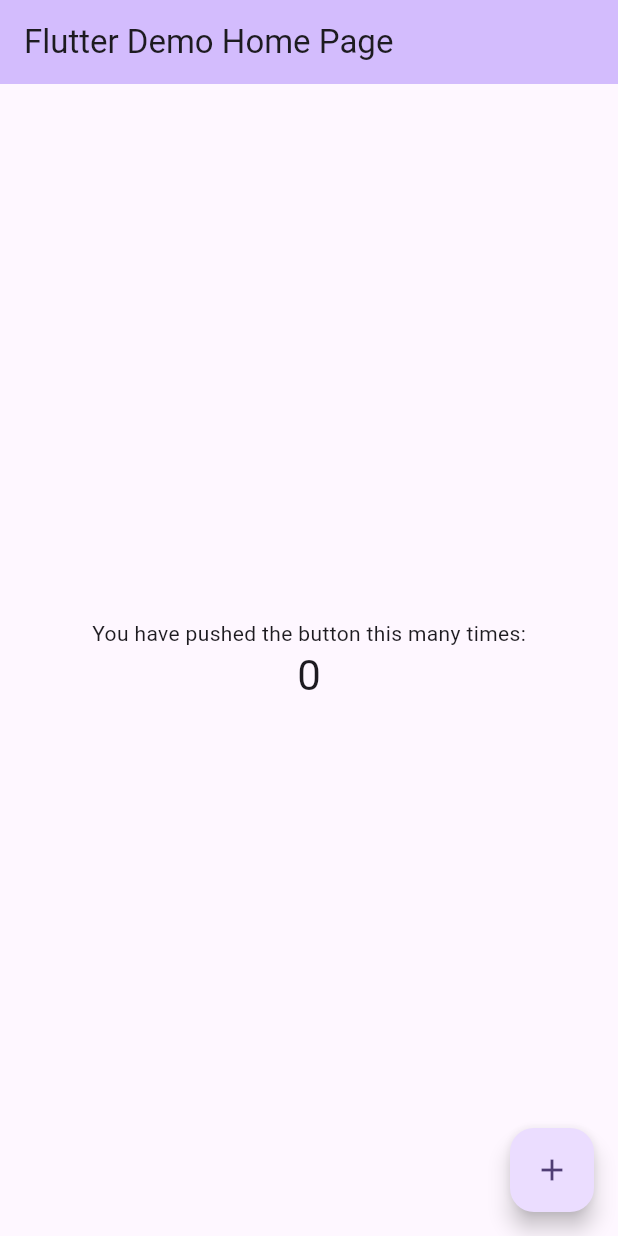
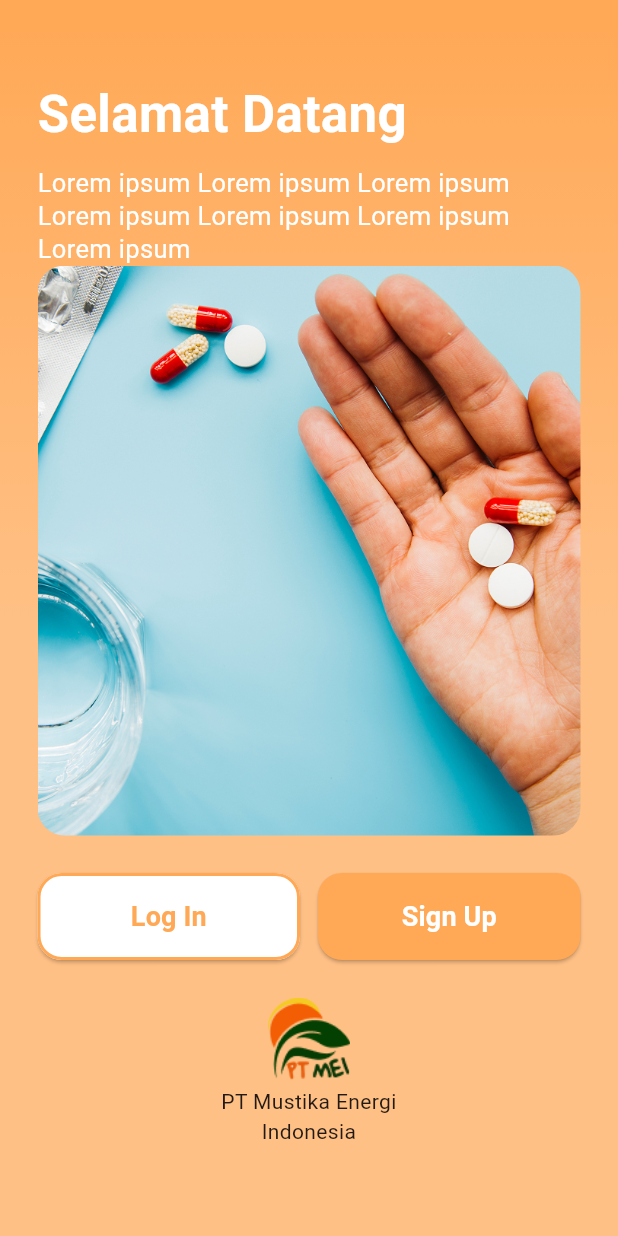
Before and after one commit to dailam008/Project_Perangkat_Lunak, a Flutter app: the screen it shows after launch, on a phone screen of 412 x 824 dp. Run offline on Flutter 3.47's test engine with Material 3 defaults, Android fonts, the phone set to English and light mode, and no system bars; Roboto replaces fonts that are missing (Arial).

Commit message:
Initial commit - Flutter login app

```diff
--- a/lib/main.dart
+++ b/lib/main.dart
@@ -1,4 +1,7 @@
 import 'package:flutter/material.dart';
+import 'pages/login_page.dart';
+import 'pages/sign_up_page.dart';
+import 'pages/welcome_page.dart';
 
 void main() {
   runApp(const MyApp());
@@ -6,117 +9,21 @@ void main() {
 
 class MyApp extends StatelessWidget {
   const MyApp({super.key});
-
-  // This widget is the root of your application.
   @override
   Widget build(BuildContext context) {
     return MaterialApp(
-      title: 'Flutter Demo',
+      debugShowCheckedModeBanner: false,
+      title: "Mustika Energi",
       theme: ThemeData(
-        // This is the theme of your application.
-        //
-        // TRY THIS: Try running your application with "flutter run". You'll see
-        // the application has a purple toolbar. Then, without quitting the app,
-        // try changing the seedColor in the colorScheme below to Colors.green
-        // and then invoke "hot reload" (save your changes or press the "hot
-        // reload" button in a Flutter-supported IDE, or press "r" if you used
-        // the command line to start the app).
-        //
-        // Notice that the counter didn't reset back to zero; the application
-        // state is not lost during the reload. To reset the state, use hot
-        // restart instead.
-        //
-        // This works for code too, not just values: Most code changes can be
-        // tested with just a hot reload.
-        colorScheme: .fromSeed(seedColor: Colors.deepPurple),
+        fontFamily: 'Arial',
+        primaryColor: const Color(0xFFFFA855),
+        useMaterial3: true,
       ),
-      home: const MyHomePage(title: 'Flutter Demo Home Page'),
+      home: const WelcomePage(),
+      routes: {
+        "/login": (context) => const LoginPage(),
+        "/signup": (context) => const SignUpPage(),
+      },
     );
   }
 }
-
-class MyHomePage extends StatefulWidget {
-  const MyHomePage({super.key, required this.title});
-
-  // This widget is the home page of your application. It is stateful, meaning
-  // that it has a State object (defined below) that contains fields that affect
-  // how it looks.
-
-  // This class is the configuration for the state. It holds the values (in this
-  // case the title) provided by the parent (in this case the App widget) and
-  // used by the build method of the State. Fields in a Widget subclass are
-  // always marked "final".
-
-  final String title;
-
-  @override
-  State<MyHomePage> createState() => _MyHomePageState();
-}
-
-class _MyHomePageState extends State<MyHomePage> {
-  int _counter = 0;
-
-  void _incrementCounter() {
-    setState(() {
-      // This call to setState tells the Flutter framework that something has
-      // changed in this State, which causes it to rerun the build method below
-      // so that the display can reflect the updated values. If we changed
-      // _counter without calling setState(), then the build method would not be
-      // called again, and so nothing would appear to happen.
-      _counter++;
-    });
-  }
-
-  @override
-  Widget build(BuildContext context) {
-    // This method is rerun every time setState is called, for instance as done
-    // by the _incrementCounter method above.
-    //
-    // The Flutter framework has been optimized to make rerunning build methods
-    // fast, so that you can just rebuild anything that needs updating rather
-    // than having to individually change instances of widgets.
-    return Scaffold(
-      appBar: AppBar(
-        // TRY THIS: Try changing the color here to a specific color (to
-        // Colors.amber, perhaps?) and trigger a hot reload to see the AppBar
-        // change color while the other colors stay the same.
-        backgroundColor: Theme.of(context).colorScheme.inversePrimary,
-        // Here we take the value from the MyHomePage object that was created by
-        // the App.build method, and use it to set our appbar title.
-        title: Text(widget.title),
-      ),
-      body: Center(
-        // Center is a layout widget. It takes a single child and positions it
-        // in the middle of the parent.
-        child: Column(
-          // Column is also a layout widget. It takes a list of children and
-          // arranges them vertically. By default, it sizes itself to fit its
-          // children horizontally, and tries to be as tall as its parent.
-          //
-          // Column has various properties to control how it sizes itself and
-          // how it positions its children. Here we use mainAxisAlignment to
-          // center the children vertically; the main axis here is the vertical
-          // axis because Columns are vertical (the cross axis would be
-          // horizontal).
-          //
-          // TRY THIS: Invoke "debug painting" (choose the "Toggle Debug Paint"
-          // action in the IDE, or press "p" in the console), to see the
-          // wireframe for each widget.
-          mainAxisAlignment: .center,
-          children: [
-            const Text('You have pushed the button this many times:'),
-            Text(
-              '$_counter',
-              style: Theme.of(context).textTheme.headlineMedium,
-            ),
-          ],
-        ),
-      ),
-      floatingActionButton: FloatingActionButton(
-        onPressed: _incrementCounter,
-        tooltip: 'Increment',
-        child: const Icon(Icons.add),
-      ),
-    );
-  }
-}
--- /dev/null
+++ b/lib/pages/welcome_page.dart
@@ -0,0 +1,171 @@
+import 'package:flutter/material.dart';
+import 'login_page.dart';
+import 'sign_up_page.dart';
+
+class WelcomePage extends StatelessWidget {
+  const WelcomePage({super.key});
+  @override
+  Widget build(BuildContext context) {
+    return Scaffold(
+      backgroundColor: Colors.white,
+      body: Container(
+        decoration: const BoxDecoration(
+          gradient: LinearGradient(
+            colors: [Color(0xFFFFA855), Color(0xFFFFC085)],
+            begin: Alignment.topCenter,
+            end: Alignment.center,
+          ),
+        ),
+        child: SafeArea(
+          child: SingleChildScrollView(
+            physics: const BouncingScrollPhysics(),
+            child: ConstrainedBox(
+              constraints: BoxConstraints(
+                minHeight: MediaQuery.of(context).size.height,
+              ),
+              child: Center(
+                child: ConstrainedBox(
+                  constraints: const BoxConstraints(maxWidth: 600),
+                  child: Column(
+                    children: [
+                      Padding(
+                        padding: const EdgeInsets.only(
+                          left: 25,
+                          right: 25,
+                          top: 10,
+                        ),
+                        child: Column(
+                          crossAxisAlignment: CrossAxisAlignment.start,
+                          children: const [
+                            Text(
+                              "Selamat Datang",
+                              style: TextStyle(
+                                fontSize: 34,
+                                fontWeight: FontWeight.bold,
+                                color: Colors.white,
+                              ),
+                            ),
+                            SizedBox(height: 10),
+                            Text(
+                              "Lorem ipsum Lorem ipsum Lorem ipsum Lorem ipsum Lorem ipsum Lorem ipsum Lorem ipsum",
+                              style: TextStyle(
+                                fontSize: 17,
+                                color: Colors.white,
+                                height: 1.3,
+                              ),
+                            ),
+                          ],
+                        ),
+                      ),
+                      Padding(
+                        padding: const EdgeInsets.symmetric(horizontal: 25),
+                        child: ClipRRect(
+                          borderRadius: BorderRadius.circular(18),
+                          child: Image.asset(
+                            "assets/images/pills.jpg",
+                            height: 380,
+                            width: double.infinity,
+                            fit: BoxFit.cover,
+                          ),
+                        ),
+                      ),
+                      const SizedBox(height: 25),
+                      Padding(
+                        padding: const EdgeInsets.symmetric(horizontal: 25),
+                        child: Row(
+                          children: [
+                            Expanded(
+                              child: ElevatedButton(
+                                style: ElevatedButton.styleFrom(
+                                  backgroundColor: Colors.white,
+                                  foregroundColor: Color(0xFFFFA855),
+                                  padding: const EdgeInsets.symmetric(
+                                    vertical: 16,
+                                  ),
+                                  shape: RoundedRectangleBorder(
+                                    borderRadius: BorderRadius.circular(16),
+                                    side: const BorderSide(
+                                      color: Color(0xFFFFA855),
+                                      width: 2,
+                                    ),
+                                  ),
+                                ),
+                                onPressed: () {
+                                  Navigator.push(
+                                    context,
+                                    MaterialPageRoute(
+                                      builder: (context) => const LoginPage(),
+                                    ),
+                                  );
+                                },
+                                child: const Text(
+                                  "Log In",
+                                  style: TextStyle(
+                                    fontSize: 18,
+                                    fontWeight: FontWeight.bold,
+                                  ),
+                                ),
+                              ),
+                            ),
+                            const SizedBox(width: 12),
+                            Expanded(
+                              child: ElevatedButton(
+                                style: ElevatedButton.styleFrom(
+                                  backgroundColor: Color(0xFFFFA855),
+                                  foregroundColor: Colors.white,
+                                  padding: const EdgeInsets.symmetric(
+                                    vertical: 16,
+                                  ),
+                                  shape: RoundedRectangleBorder(
+                                    borderRadius: BorderRadius.circular(16),
+                                  ),
+                                ),
+                                onPressed: () {
+                                  Navigator.push(
+                                    context,
+                                    MaterialPageRoute(
+                                      builder: (context) => const SignUpPage(),
+                                    ),
+                                  );
+                                },
+                                child: const Text(
+                                  "Sign Up",
+                                  style: TextStyle(
+                                    fontSize: 18,
+                                    fontWeight: FontWeight.bold,
+                                  ),
+                                ),
+                              ),
+                            ),
+                          ],
+                        ),
+                      ),
+                      const SizedBox(height: 25),
+                      Padding(
+                        padding: const EdgeInsets.only(bottom: 18),
+                        child: Column(
+                          children: [
+                            Image.asset("assets/images/logo.png", width: 55),
+                            const SizedBox(height: 4),
+                            const Text(
+                              "PT Mustika Energi\nIndonesia",
+                              textAlign: TextAlign.center,
+                              style: TextStyle(
+                                fontSize: 14,
+                                color: Colors.black87,
+                              ),
+                            ),
+                          ],
+                        ),
+                      ),
+                    ],
+                  ),
+                ),
+              ),
+            ),
+          ),
+        ),
+      ),
+    );
+  }
+}
```
Also changed, not shown: lib/pages/login_page.dart (added, +112 -0 lines), lib/pages/sign_up_page.dart (added, +111 -0 lines), pubspec.yaml (+4 -68 lines), assets/images/logo.png (added), assets/images/pills.jpg (added), 26 other files.
